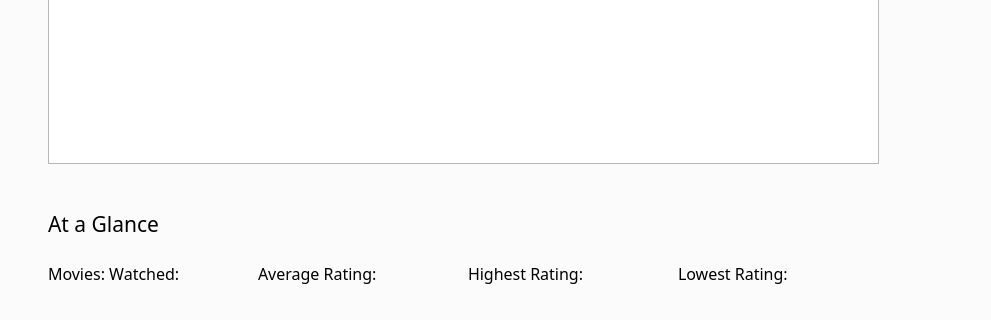
Above: UI Files/MainWindowV1.ui from steinmns/Cinema-Stats before the change; both pictures show x 0 to 991 and y 292 to 612 of the 1116 by 781 pixel window. Below: the same form after it.
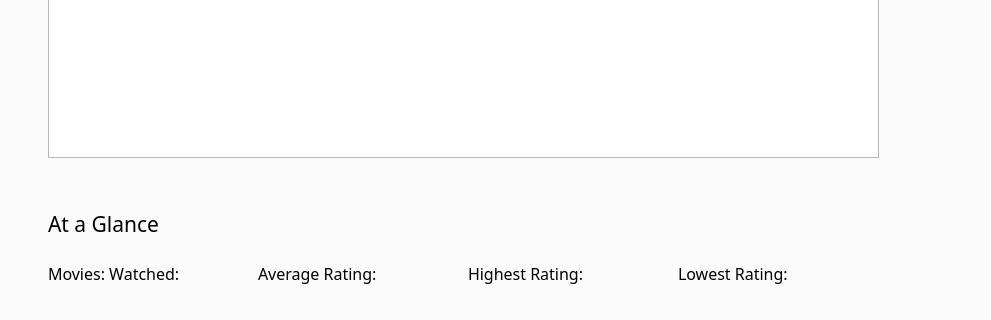
That is the form after the change.

Commit message: Fixed table column formatting

The edit to the form file:
```diff
--- a/UI Files/MainWindowV1.ui
+++ b/UI Files/MainWindowV1.ui
@@ -55,7 +55,7 @@
         <x>50</x>
         <y>60</y>
         <width>831</width>
-        <height>331</height>
+        <height>325</height>
        </rect>
       </property>
       <property name="frameShape">
```
The commit also changes 2 other files.
